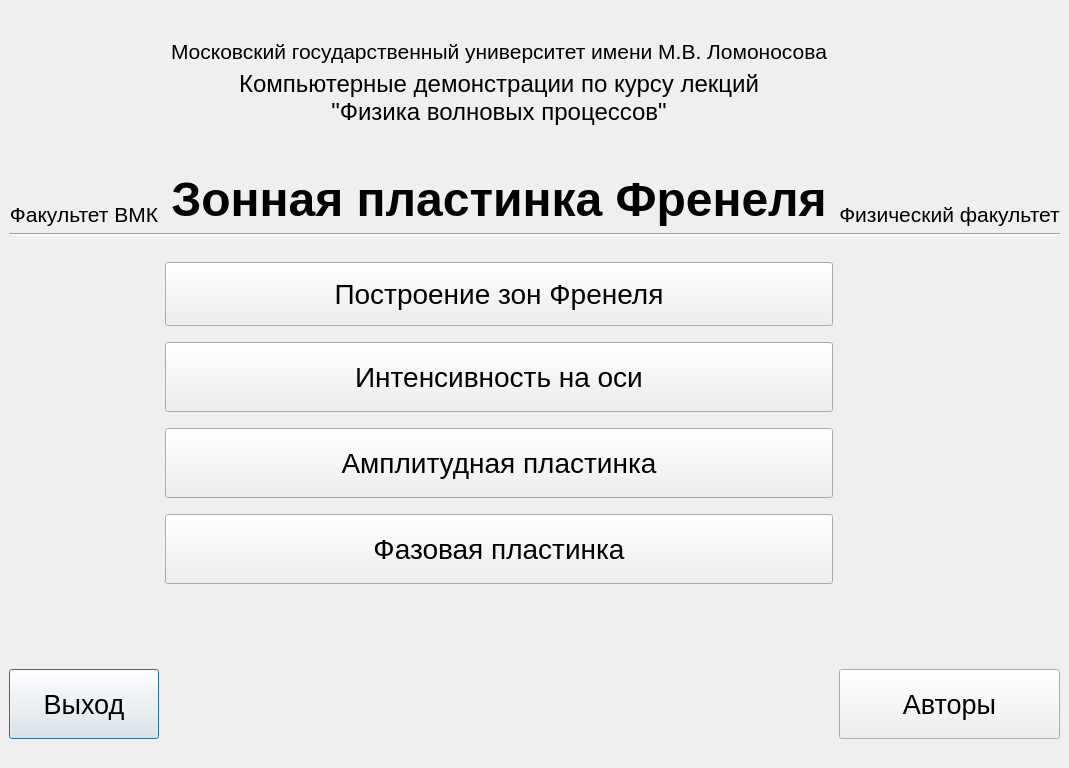
First picture: the form in QtFresnelZones/titlewindow.ui, repository Lnd-stoL/fresnel-zones-qt, before the edit.
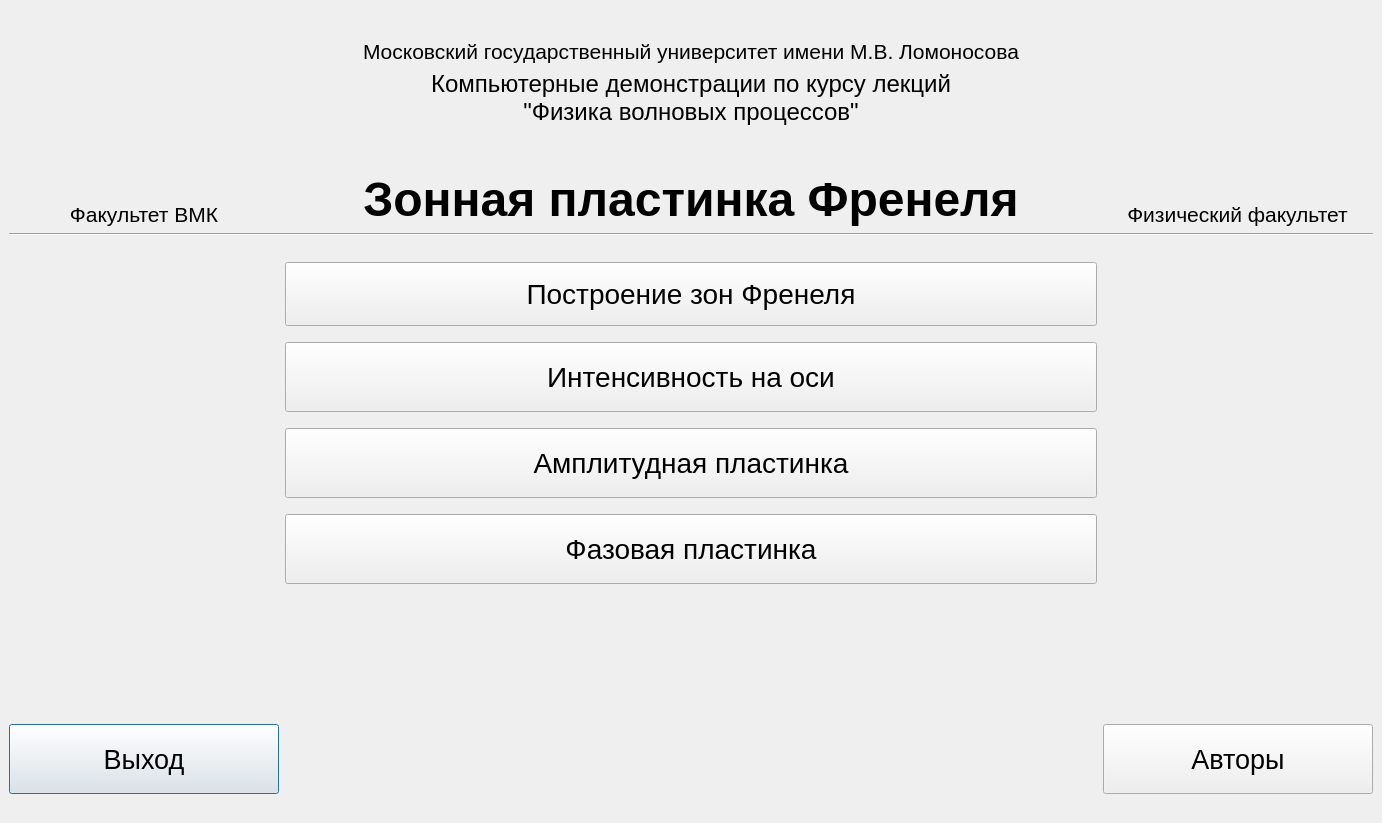
Second picture: the form after the edit. Icons and pictures are not drawn. Custom widgets are drawn as their Qt base class.

```diff
--- a/QtFresnelZones/titlewindow.ui
+++ b/QtFresnelZones/titlewindow.ui
@@ -6,8 +6,8 @@
    <rect>
     <x>0</x>
     <y>0</y>
-    <width>1024</width>
-    <height>768</height>
+    <width>1382</width>
+    <height>823</height>
    </rect>
   </property>
   <property name="windowTitle">
```
Left out of the diff: 4 changed lines with no effect on the pictures.
